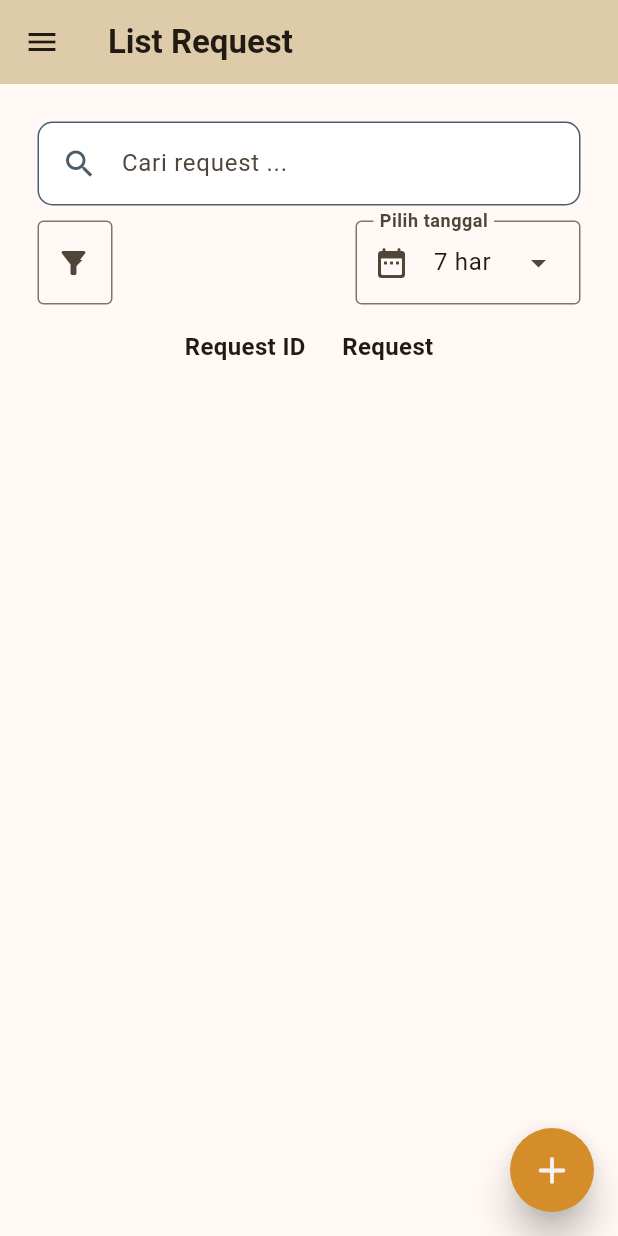
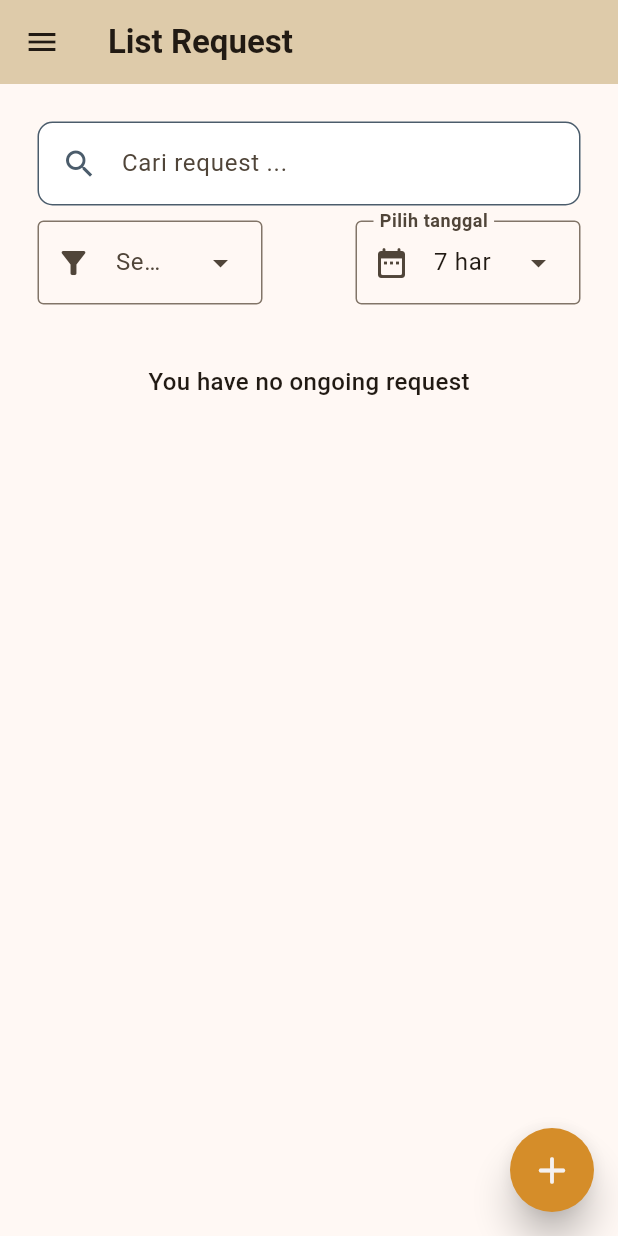
Before and after one commit to ClaudyaSalim/imperial-approval-app, a Flutter app: the CreatePage screen opened by its route, after a tap on "Kirim Request", on a phone screen of 412 x 824 dp. Run offline on Flutter 3.47's test engine with Material 3 defaults, Android fonts, the phone set to English and light mode, and no system bars; our stand-ins replace cloud_firestore, firebase_auth, firebase_core, gap, sqflite, sqflite_common_ffi; accounts and stored records are empty; network calls fail.

Commit message:
Fetch request from Firebase done

```diff
--- a/lib/components/dropdown_status.dart
+++ b/lib/components/dropdown_status.dart
@@ -18,7 +18,7 @@ class _StatusDropdownState extends State<StatusDropdown> {
   @override
   Widget build(BuildContext context) {
     return SizedBox(
-      width: 50,
+      width: 150,
       child: DropdownMenu(
         leadingIcon: Icon(Icons.filter_alt),
         hintText: dropValue.status,
--- a/lib/database/database.dart
+++ b/lib/database/database.dart
@@ -1,3 +1,4 @@
+import 'dart:collection';
 import 'dart:io';
 
 import 'package:cloud_firestore/cloud_firestore.dart';
@@ -5,6 +6,8 @@ import 'package:firebase_auth/firebase_auth.dart';
 import 'package:firebase_core/firebase_core.dart';
 import 'package:flutter/foundation.dart';
 import 'package:imperial_approval_app/firebase_options.dart';
+import 'package:imperial_approval_app/model/request_class.dart';
+import 'package:imperial_approval_app/model/request_type_class.dart';
 import 'package:imperial_approval_app/model/user_class.dart' as app_user;
 import 'package:path/path.dart';
 
@@ -13,13 +16,6 @@ class DBHelper{
   FirebaseFirestore? db;
 
   Future initFirebase() async {
-
-    // check correct or not
-    // if(kIsWeb){
-    //   const firebaseConfig = FirebaseOptions(apiKey: "AIzaSyAOwIcMyJye7bfVSMAPMlrX7au0Lw_9ce4", appId: "1:454517257295:web:91dda7079ec7fe4f92a63a", messagingSenderId: "454517257295", projectId: "approval-app-60411", authDomain: "approval-app-60411.firebaseapp.com", storageBucket: "approval-app-60411.appspot.com");
-    //   await Firebase.initializeApp(options: firebaseConfig);
-    // }
-
     await Firebase.initializeApp(
       options: DefaultFirebaseOptions.currentPlatform
     );
@@ -88,12 +84,36 @@ class DBHelper{
   }
 
 
-  Future getRequests(String userId) async{
-    await db!.collection("requests").where("user id").get().then((event) => {
-      for(var doc in event.docs){
-        print(doc.data())
-      }
+  Future <Map<Request, RequestType>> getRequests(String userId) async{
+    print("User ID in get requests: $userId");
+    db = FirebaseFirestore.instance;
+    Map<Request, RequestType>userRequests = {};
+    await db!.collection("requests").where("user id", isEqualTo: userId).get().then((event) async {
+        for(var doc in event.docs){
+          print(doc.data());
+          Request request = Request.fromJson(doc.data());
+          RequestType? requestType = await getRequestTypeByID(request.typeId);
+          var mapResult = <Request, RequestType>{request : requestType!};
+          userRequests.addAll(mapResult);
+        }
+    },
+    onError: (e) {
+      print("Error: $e");
     });
+    return userRequests;
+  }
+
+
+  Future <RequestType?> getRequestTypeByID (requestTypeID) async {
+    RequestType? requestType;
+
+    db = FirebaseFirestore.instance;
+
+    await db!.collection("request type").where("id", isEqualTo: requestTypeID).get().then((event){
+      requestType = RequestType.fromJson(event.docs.first.data());
+    });
+
+    return requestType;
   }
 
 }
--- a/lib/model/request_class.dart
+++ b/lib/model/request_class.dart
@@ -1,3 +1,4 @@
+import 'package:cloud_firestore/cloud_firestore.dart';
 import 'package:imperial_approval_app/model/request_type_class.dart';
 
 class Request {
@@ -8,9 +9,9 @@ class Request {
   late String requestor;
   int? price;
   String? description;
-  List<Map<String, dynamic>?>? approvals;
+  List<dynamic>? approvals;
   String? status;
-  DateTime? dateRequested;
+  Timestamp? dateRequested;
   DateTime? dateChanged;
   // Request? prevRequest;
 
@@ -18,13 +19,13 @@ class Request {
 
   Request.fromJson(Map<String, dynamic> map) {
     id = map['id'] as String;
-    draftId = map['draft id'] as String;
+    draftId = map['draft id'] as String?;
     typeId = map['request type'] as String;
     requestor = map['user id'] as String;
     price = map['price'] as int;
     description = map['description'] as String;
-    approvals = map['approvals'] as List<Map<String, dynamic>>;
+    approvals = map['approvals'] as List<dynamic>;
     status = map['status'] as String;
-    dateRequested = map['date_created'] as DateTime;
+    dateRequested = map['date_created'] as Timestamp;
   }
 }
--- a/lib/model/request_type_class.dart
+++ b/lib/model/request_type_class.dart
@@ -2,8 +2,8 @@ class RequestType {
   String? id;
   String? name;
   String? div;
-  List<String>? requestorPosition;
-  List<String>? approvers;
+  List<dynamic>? requestorPosition;
+  List<dynamic>? approvers;
   String? destination;
   bool? toFinance;
 
@@ -13,8 +13,8 @@ class RequestType {
     id = map['id'] as String;
     name = map['name'] as String;
     div = map['div'] as String;
-    requestorPosition = map['requestor position'] as List<String>;
-    approvers = map['approvers'] as List<String>;
+    requestorPosition = map['requestor position'] as List<dynamic>;
+    approvers = map['approvers'] as List<dynamic>;
     destination = map['destination'] as String;
     toFinance = map['to finance'] as bool;
   }
--- a/lib/model/user_class.dart
+++ b/lib/model/user_class.dart
@@ -3,7 +3,7 @@ class User {
   late String? name;
   late String email;
   late String password;
-  late String div;
+  late dynamic div;
   late String position;
   late String role;
 
@@ -25,7 +25,7 @@ class User {
     name = map['name'] as String;
     email = map['email'] as String;
     password = map['password'] as String;
-    div = map['div'] as String;
+    div = map['div'];
     position = map['position'] as String;
     role = map['role'] as String;
   }
--- /dev/null
+++ b/lib/view/approval.dart
@@ -0,0 +1,5 @@
+// if we want to check whether div is List or String
+
+// if (myVar is List) {
+//     print("Yes");
+// }
--- a/lib/view/base_page.dart
+++ b/lib/view/base_page.dart
@@ -1,4 +1,5 @@
 import 'package:flutter/material.dart';
+import 'package:imperial_approval_app/model/user_class.dart';
 import 'package:imperial_approval_app/view/subpages/history_page.dart';
 import 'package:imperial_approval_app/view/subpages/draft_request.dart';
 import 'package:imperial_approval_app/components/drawer.dart';
@@ -27,8 +28,10 @@ class _BasePageState extends State<BasePage> {
   @override
   Widget build(BuildContext context) {
 
+    User? currUser = ModalRoute.of(context)!.settings.arguments as User?;
+
     List listMenu = [
-    MenuClass("List Request", ListRequest()),
+    MenuClass("List Request", ListRequest(user: currUser,)),
     MenuClass("List Draft", DraftRequest()),
     MenuClass("History", HistoryPage()),
     MenuClass("Logout", LoginPage())
--- a/lib/view/login_page.dart
+++ b/lib/view/login_page.dart
@@ -60,15 +60,13 @@ class _LoginPageState extends State<LoginPage> {
                     SizedBox(height: 50,),
                     ElevatedButton(onPressed: () async {
                       await db.initFirebase();
-                      // await db.getUsers();
                       Map loginDetails = await db.authetication(emailController.value.text, passController.value.text);
-                      // User? currUser = await db.authetication(emailController.value.text, passController.value.text);
                       User? currUser = loginDetails.values.first;
                       String error = loginDetails.keys.first;
                       print("Curr user: ");
                       print(currUser);
                       if(currUser != null){
-                        Navigator.popAndPushNamed(context, '/app');
+                        Navigator.popAndPushNamed(context, '/app', arguments: currUser);
                       }
                       else {
                         showDialog(context: context, builder: (context) {
--- a/lib/view/subpages/draft_request.dart
+++ b/lib/view/subpages/draft_request.dart
@@ -17,8 +17,8 @@ class _DraftRequestState extends State<DraftRequest> {
   Widget build(BuildContext context) {
 
     List<Request>requestList = [
-      Request(type: "PO Proyek", approvers: ["Icha, Purchasing Manager"], status: "Pending"),
-      Request(type: "Invoice Utilitas", approvers: ["Andi, Manager Proyek", "William, CEO"], status: "Diterima")
+      // Request(type: "PO Proyek", approvers: ["Icha, Purchasing Manager"], status: "Pending"),
+      // Request(type: "Invoice Utilitas", approvers: ["Andi, Manager Proyek", "William, CEO"], status: "Diterima")
     ];
 
     return Column(
@@ -69,8 +69,8 @@ class _DraftRequestState extends State<DraftRequest> {
                               mainAxisAlignment: MainAxisAlignment.center,
                               crossAxisAlignment: CrossAxisAlignment.start,
                               children: [
-                                Text(data.type, overflow: TextOverflow.ellipsis),
-                                Text("Approval berikutnya: " + data.approvers![0] + "fskjflskjdla", overflow: TextOverflow.ellipsis,)
+                                Text(data.typeId!, overflow: TextOverflow.ellipsis),
+                                Text("Approval berikutnya: " + data.approvals![0]!['user id'] + "fskjflskjdla", overflow: TextOverflow.ellipsis,)
                                 ,
                                 Text("Last Edited: " + data.status!, overflow: TextOverflow.ellipsis),
                                 TextButton(onPressed: (){Navigator.pushNamed(context, '/detail-request');}, child: Text("Detail"))
--- a/lib/view/subpages/list_request.dart
+++ b/lib/view/subpages/list_request.dart
@@ -4,14 +4,18 @@ import 'package:flutter/widgets.dart';
 import 'package:imperial_approval_app/components/dropdown_date.dart';
 import 'package:imperial_approval_app/components/dropdown_status.dart';
 import 'package:imperial_approval_app/components/search_bar.dart';
+import 'package:imperial_approval_app/database/database.dart';
 import 'package:imperial_approval_app/model/request_class.dart';
 import 'package:imperial_approval_app/model/status_class.dart';
 import 'package:imperial_approval_app/model/status_filter.dart';
+import 'package:imperial_approval_app/model/user_class.dart';
 import 'package:imperial_approval_app/theme/color_scheme.dart';
 import 'package:imperial_approval_app/theme/text_theme.dart';
 
 class ListRequest extends StatefulWidget {
-  const ListRequest({super.key});
+  ListRequest({super.key, this.user});
+
+  User? user;
 
   @override
   State<ListRequest> createState() => _ListRequestState();
@@ -21,14 +25,17 @@ class _ListRequestState extends State<ListRequest> {
 
   // FilterStatus filterStatus = FilterStatus();
   // var listFilter = ;
+  DBHelper db = DBHelper();
 
   @override
   Widget build(BuildContext context) {
 
-    List<Request>requestList = [
-      // Request(type: "PO Proyek", approvals: ["Icha, Purchasing Manager"], status: "Pending", dateRequested: DateTime.timestamp()),
-      // Request(type: "Invoice Utilitas", approvals: ["Andi, Manager Proyek", "William, CEO"], status: "Diterima", dateRequested: DateTime.timestamp())
-    ];
+    // List<Request>requestList = [
+    //   Request(type: "PO Proyek", approvals: ["Icha, Purchasing Manager"], status: "Pending", dateRequested: DateTime.timestamp()),
+    //   Request(type: "Invoice Utilitas", approvals: ["Andi, Manager Proyek", "William, CEO"], status: "Diterima", dateRequested: DateTime.timestamp())
+    // ];
+
+    // print(widget.user?.id);
 
     return Column(
       children: [
@@ -36,19 +43,38 @@ class _ListRequestState extends State<ListRequest> {
         // search bar
         CustomSearchBar(),
         SizedBox(height: 10,),
-
         Row(
           mainAxisAlignment: MainAxisAlignment.spaceBetween,
           children: [
             StatusDropdown(), DateDropdown()
           ],
         ),
+        SizedBox(height: 40,),
 
         // list request
         Expanded(
           child: SingleChildScrollView(
             child: LayoutBuilder(
               builder: (BuildContext context, BoxConstraints constraints) {
+                return FutureBuilder(
+                  future: db.getRequests(widget.user?.id ?? ""),
+                  builder: (context, snapshot) {
+                    if(snapshot.connectionState == ConnectionState.waiting){
+                      return CircularProgressIndicator.adaptive();
+                    }
+                    else if(snapshot.hasError){
+                      print(snapshot.error);
+                      return Text("Error");
+                    }
+                    else if (!snapshot.hasData){
+                      return Text("No request found");
+                    }
+                    else if(snapshot.data!.isEmpty){
+                      return Text("You have no ongoing request");
+                    }
+                    else {
+                      var requestList = snapshot.data!;
+
                       return DataTable(
                         dataRowMaxHeight: 150,
                         horizontalMargin: 10, // margin diujung tabel
@@ -66,10 +92,10 @@ class _ListRequestState extends State<ListRequest> {
                           ),
                         ],
 
-                  rows: requestList.map(
+                        rows: requestList.entries.map(
                           (data) => DataRow(
                             cells: [
-                        DataCell(Text("RXXXXXX", textWidthBasis: TextWidthBasis.longestLine,)),
+                              DataCell(Text(data.key.id!, textWidthBasis: TextWidthBasis.longestLine,)),
                               DataCell(
                                   SizedBox(
                                     width: constraints.maxWidth - 85 - 20 - 50,
@@ -77,17 +103,20 @@ class _ListRequestState extends State<ListRequest> {
                                       mainAxisAlignment: MainAxisAlignment.center,
                                       crossAxisAlignment: CrossAxisAlignment.start,
                                       children: [
-                                  Text(data.typeId!, overflow: TextOverflow.ellipsis),
-                                  Text(data.dateRequested.toString(), overflow: TextOverflow.ellipsis),
-                                  Text("Approval berikutnya: " + data.approvals![0]!["user id"] + "fskjflskjdla", overflow: TextOverflow.ellipsis,)
-                                  ,
-                                  Flexible(child: Text("Status: " + data.status!, overflow: TextOverflow.ellipsis)),
+                                        Text(data.value.name!, overflow: TextOverflow.ellipsis),
+                                        Text(data.key.dateRequested!.toDate().toString(), overflow: TextOverflow.ellipsis),
+                                        // Text("Approval berikutnya: " + data.key.approvals![0]!["user id"] + "fskjflskjdla", overflow: TextOverflow.ellipsis,), // liat nanti masih bisa ga
+                                        Flexible(child: Text("Status: " + data.key.status!, overflow: TextOverflow.ellipsis)),
                                         TextButton(onPressed: (){Navigator.pushNamed(context, '/detail-request');}, child: Text("Detail"))
                                       ]),
                                   ),
                               ),
                             ]
                           )).toList()
+                      );
+                    }
+                  },
+
                 );
               },
             )
```
Also changed, not shown: flutter_01.png (added), pubspec.lock. Lines whose indentation alone changed are shown as unchanged.
